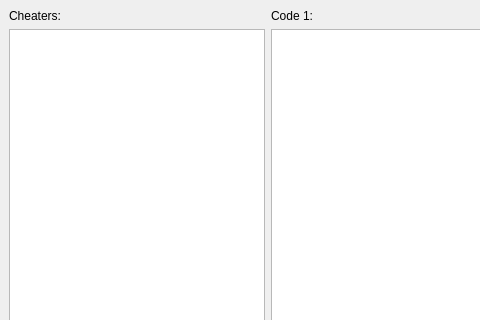
Qt form checker.ui (Ace0320/CheatChecker) before a commit; both pictures show x 0 to 480 and y 0 to 320 of the 1080 by 720 pixel window.
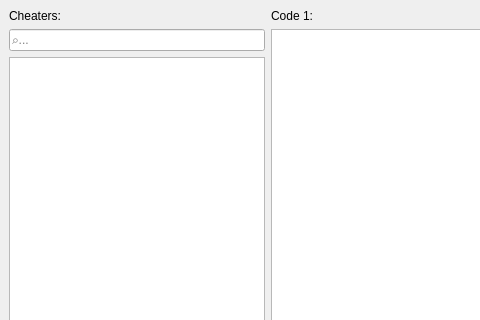
The same form after that commit.

Commit message: Added a search field for cheaters list that filters list by id

Patch:
```diff
--- a/checker.ui
+++ b/checker.ui
@@ -30,6 +30,13 @@
         </property>
        </widget>
       </item>
+      <item>
+       <widget class="QLineEdit" name="cheatersSearchEdit">
+        <property name="placeholderText">
+         <string>⌕...</string>
+        </property>
+       </widget>
+      </item>
       <item>
        <widget class="QListWidget" name="cheatersList">
         <property name="font">
```
The commit also changes 2 other files.
